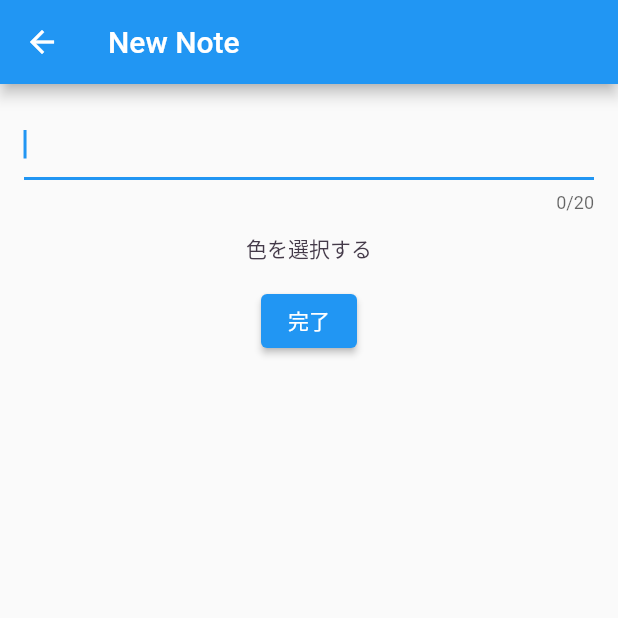
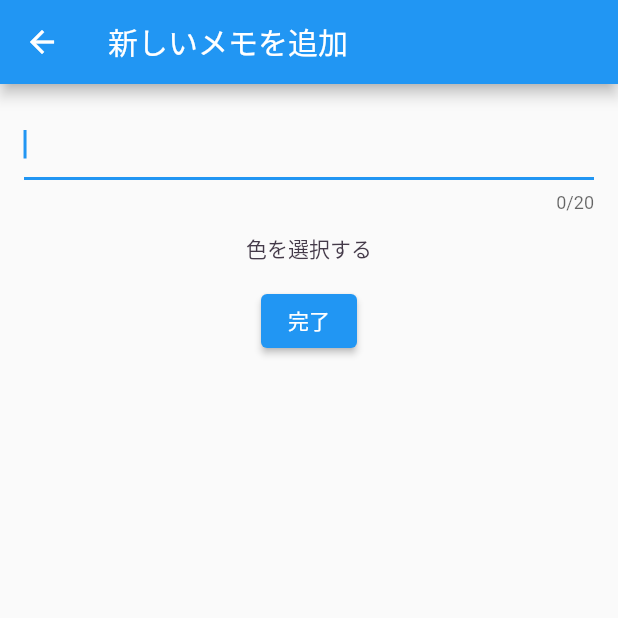
Before and after one commit to sgaku/ListMemo_app, a Flutter app: the NextPage screen opened directly, on a phone screen of 412 x 824 dp, the top half of it. Run offline on Flutter 3.47's test engine with Material 2 defaults, Android fonts, the phone set to English and light mode, and no system bars; our stand-ins replace flutter_colorpicker.

Commit message:
final commit

```diff
--- a/lib/next_page.dart
+++ b/lib/next_page.dart
@@ -26,7 +26,7 @@ class _NextPageState extends State<NextPage> {
   Widget build(BuildContext context) {
     return Scaffold(
       appBar: AppBar(
-        title: Text('New Note'),
+        title: Text('新しいメモを追加'),
       ),
       body: Container(
         padding: EdgeInsets.all(16),
```
Also changed, not shown: pubspec.lock, 2 other files.
